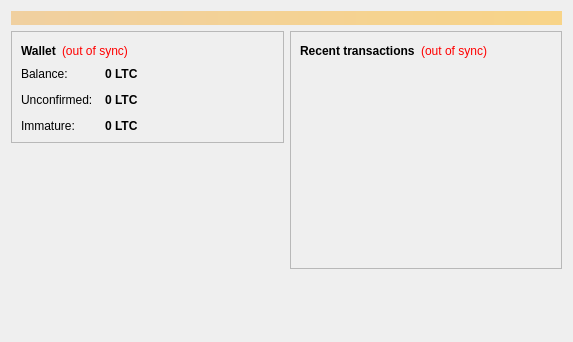
Before: the Qt Designer form src/qt/forms/overviewpage.ui in Bitaltyn-project/bitaltyn-old, drawn with Qt 5.
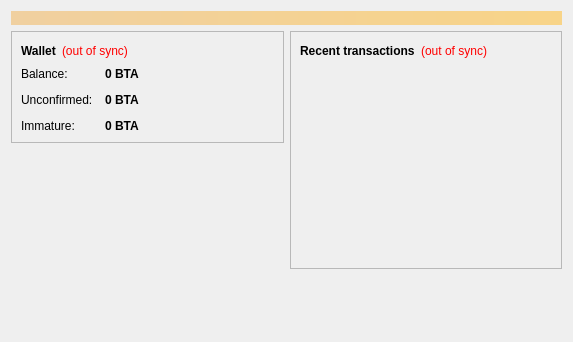
After: the same form once the commit is applied.

Diff of the .ui file:
```diff
--- a/src/qt/forms/overviewpage.ui
+++ b/src/qt/forms/overviewpage.ui
@@ -122,7 +122,7 @@
                <string>Your current balance</string>
               </property>
               <property name="text">
-               <string notr="true">0 LTC</string>
+               <string notr="true">0 BTA</string>
               </property>
               <property name="textInteractionFlags">
                <set>Qt::LinksAccessibleByMouse|Qt::TextSelectableByKeyboard|Qt::TextSelectableByMouse</set>
@@ -151,7 +151,7 @@
                <string>Total of transactions that have yet to be confirmed, and do not yet count toward the current balance</string>
               </property>
               <property name="text">
-               <string notr="true">0 LTC</string>
+               <string notr="true">0 BTA</string>
               </property>
               <property name="textInteractionFlags">
                <set>Qt::LinksAccessibleByMouse|Qt::TextSelectableByKeyboard|Qt::TextSelectableByMouse</set>
@@ -177,7 +177,7 @@
                <string>Mined balance that has not yet matured</string>
               </property>
               <property name="text">
-               <string notr="true">0 LTC</string>
+               <string notr="true">0 BTA</string>
               </property>
               <property name="textInteractionFlags">
                <set>Qt::LinksAccessibleByMouse|Qt::TextSelectableByKeyboard|Qt::TextSelectableByMouse</set>
```
